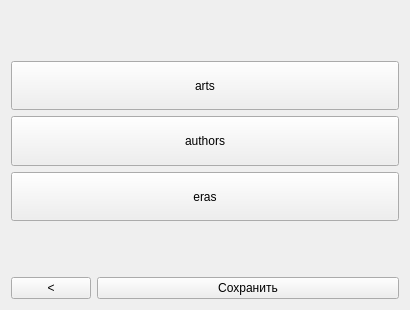
Before: the Qt Designer form widgets/mainlist.ui in astraleuro/libraryeditor, drawn with Qt 5.
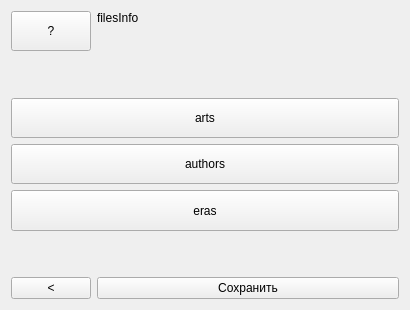
After: the same form once the commit is applied.

What changed in the file:
```diff
--- a/widgets/mainlist.ui
+++ b/widgets/mainlist.ui
@@ -14,6 +14,39 @@
    <string>Form</string>
   </property>
   <layout class="QVBoxLayout" name="verticalLayout_2">
+   <item>
+    <layout class="QHBoxLayout" name="horizontalLayout_2" stretch="0,1">
+     <item>
+      <widget class="QPushButton" name="pushButton">
+       <property name="sizePolicy">
+        <sizepolicy hsizetype="Minimum" vsizetype="Expanding">
+         <horstretch>0</horstretch>
+         <verstretch>0</verstretch>
+        </sizepolicy>
+       </property>
+       <property name="text">
+        <string>?</string>
+       </property>
+      </widget>
+     </item>
+     <item>
+      <widget class="QLabel" name="filesInfo">
+       <property name="font">
+        <font>
+         <weight>50</weight>
+         <bold>false</bold>
+        </font>
+       </property>
+       <property name="text">
+        <string>filesInfo</string>
+       </property>
+       <property name="alignment">
+        <set>Qt::AlignLeading|Qt::AlignLeft|Qt::AlignTop</set>
+       </property>
+      </widget>
+     </item>
+    </layout>
+   </item>
    <item>
     <spacer name="verticalSpacer_2">
      <property name="orientation">
```
